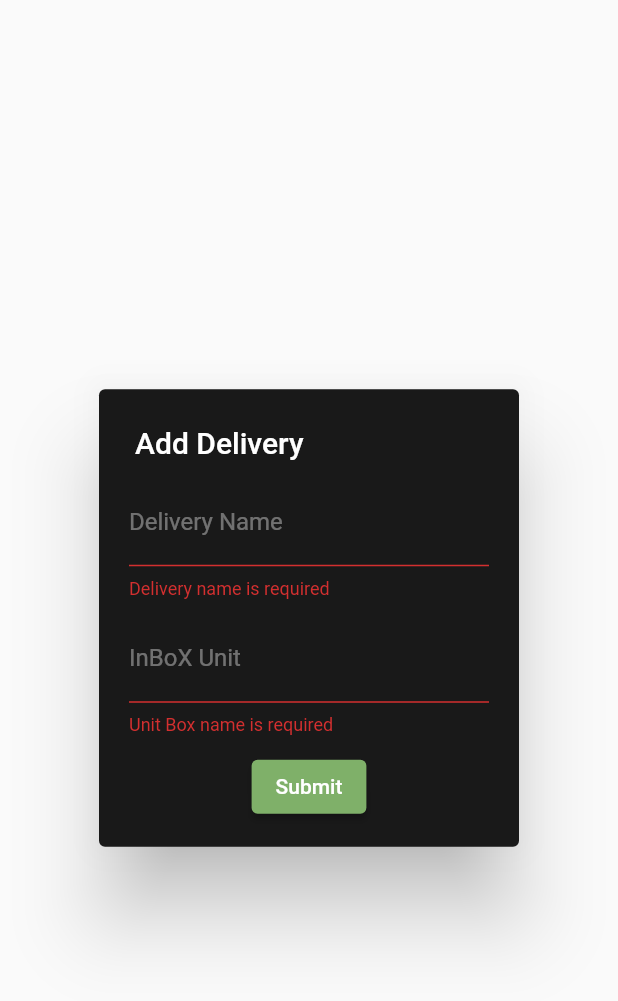
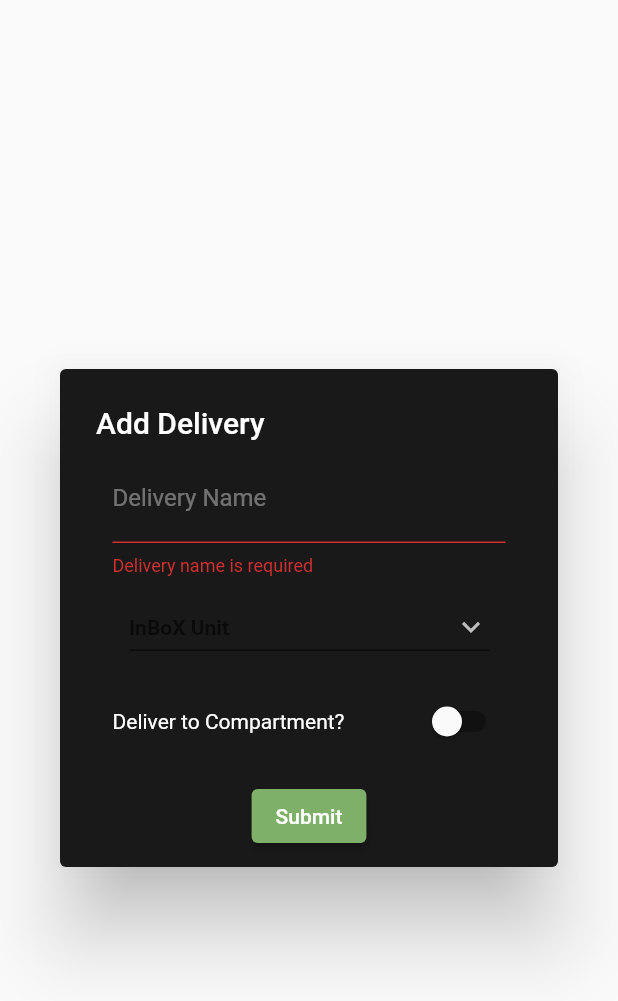
Before and after one commit to SDP-2023-G8/InBoX-app, a Flutter app: the AddDelivery widget shown alone on an empty page, opened directly, after a tap on "Submit", on a phone screen of 412 x 824 dp. Shown: the top 1001 px of the screen. Run offline on Flutter 3.47's test engine with Material 2 defaults, Android fonts, the phone set to English and light mode, and no system bars; our stand-ins replace flutter_local_notifications, flutter_secure_storage, flutter_speed_dial, flutter_svg, google_fonts, local_auth and 2 more; missing offline and left inert: flutter_mjpeg, flutter_verification_code, mic_stream; accounts and stored records are empty; network calls fail.

Commit message:
Working Final Version

```diff
--- a/inbox_app/lib/components/add_delivery.dart
+++ b/inbox_app/lib/components/add_delivery.dart
@@ -3,6 +3,7 @@ import 'package:crypto/crypto.dart';
 import 'package:flutter/material.dart';
 import 'package:flutter_secure_storage/flutter_secure_storage.dart';
 import 'package:inbox_app/constants/constants.dart';
+import 'package:inbox_app/pages/homepage.dart';
 import 'package:http/http.dart' as http;
 
 class AddDelivery extends StatefulWidget {
@@ -14,31 +15,42 @@ class AddDelivery extends StatefulWidget {
 
 class _AddDeliveryFromState extends State<AddDelivery> {
   String deliveryName = "";
+  int deliveryIndex = 0;
+  String compartmentUnit = "";
+  int compartmentIndex = 0;
   String deliveryUnit = "";
   String? apiKey = "";
   String? userEmail = "";
+  bool deliverToCompartment = false;
+  List<UnitData> _units = [];
   final _formKey = GlobalKey<FormState>();
 
   @override
   void initState() {
     super.initState();
-    loadApiKey();
+    loadVariables();
   }
 
-  Future<void> loadApiKey() async {
+  Future<void> loadVariables() async {
     const storage = FlutterSecureStorage();
     apiKey = await storage.read(key: "jwt");
     userEmail = await storage.read(key: "email");
+
+    var url = Uri.http(REST_ENDPOINT, '/api/v1/units/$userEmail');
+    var response =
+        await http.get(url, headers: {'Authorization': "Bearer: $apiKey"});
+    Iterable l = json.decode(response.body);
+    _units = (l as List).map((data) => UnitData.fromJson(data)).toList();
+    setState(() {});
   }
 
   @override
   Widget build(BuildContext context) {
-    DateTime currentDate = DateTime.now();
-    DateTime lastDate =
-        DateTime(currentDate.year + 1, currentDate.month, currentDate.day);
     return SimpleDialog(
       title: const Text('Add Delivery', style: TextStyle(color: Colors.white)),
       backgroundColor: PRIMARY_BLACK,
+      contentPadding:
+          const EdgeInsets.symmetric(horizontal: 15.0, vertical: 10.0),
       children: [
         Form(
           key: _formKey,
@@ -63,21 +75,88 @@ class _AddDeliveryFromState extends State<AddDelivery> {
                   },
                 ),
                 const SizedBox(height: 10.0),
-                TextFormField(
-                    onSaved: (String? value) {
-                      deliveryUnit = value!;
-                    },
-                    style: const TextStyle(color: Colors.white),
-                    decoration: const InputDecoration(
-                        labelText: 'InBoX Unit',
-                        labelStyle: TextStyle(color: Colors.white38)),
-                    validator: (unit) {
-                      if (unit == null || unit.isEmpty) {
-                        return "Unit Box name is required";
-                      }
-                      return null;
-                    }),
-                const SizedBox(height: 10.0),
+                SizedBox(
+                  width: 240,
+                  child: DropdownButton(
+                      isExpanded: true,
+                      value: 0,
+                      items: _units.asMap().entries.map((u) {
+                        return DropdownMenuItem(
+                            value: u.key, child: Text(u.value.name));
+                      }).toList(),
+                      icon: const Icon(Icons.keyboard_arrow_down),
+                      hint: const Text("InBoX Unit",
+                          style: TextStyle(fontWeight: FontWeight.w600)),
+                      style: const TextStyle(color: Colors.white),
+                      underline: Container(
+                        height: 1,
+                        color: Colors.black.withAlpha(120),
+                      ),
+                      dropdownColor: PRIMARY_GREEN,
+                      onChanged: (value) {
+                        setState(() {
+                          deliveryUnit = _units[value!].name;
+                          deliveryIndex = value;
+                        });
+                      }),
+                ),
+                const SizedBox(height: 15.0),
+                Row(
+                  mainAxisAlignment: MainAxisAlignment.spaceBetween,
+                  children: <Widget>[
+                    const Text(
+                      "Deliver to Compartment?",
+                      style: TextStyle(fontSize: 14, color: Colors.white),
+                    ),
+                    Switch(
+                      value: deliverToCompartment,
+                      activeColor: PRIMARY_GREEN,
+                      onChanged: (value) {
+                        setState(() {
+                          deliverToCompartment = value;
+                        });
+                      },
+                    ),
+                  ],
+                ),
+                const SizedBox(height: 15.0),
+                if (deliverToCompartment)
+                  SizedBox(
+                    width: 240,
+                    child: DropdownButton(
+                        isExpanded: true,
+                        value: compartmentIndex,
+                        items: _units[deliveryIndex]
+                            .compartments
+                            .asMap()
+                            .entries
+                            .map((c) {
+                          return DropdownMenuItem(
+                              value: c.key,
+                              child: Text(c.value.compartmentName));
+                        }).toList(),
+                        icon: const Icon(Icons.keyboard_arrow_down),
+                        hint: const Text("InBoX Unit",
+                            style: TextStyle(fontWeight: FontWeight.w600)),
+                        style: const TextStyle(color: Colors.white),
+                        underline: Container(
+                          height: 1,
+                          color: Colors.black.withAlpha(120),
+                        ),
+                        dropdownColor: PRIMARY_GREEN,
+                        onChanged: (value) {
+                          setState(() {
+                            compartmentUnit = _units[deliveryIndex]
+                                .compartments[value!]
+                                .compartmentName;
+
+                            compartmentIndex = value;
+                          });
+                        }),
+                  ),
+                deliverToCompartment
+                    ? const SizedBox(height: 15.0)
+                    : const SizedBox(height: 0),
                 ElevatedButton(
                   onPressed: () async {
                     if (_formKey.currentState!.validate()) {
@@ -88,8 +167,11 @@ class _AddDeliveryFromState extends State<AddDelivery> {
                         "email": userEmail,
                         "deliveryName": deliveryName,
                         "unit": deliveryUnit,
-                        "hashCode":
-                            sha256.convert(utf8.encode(deliveryName)).toString()
+                        "compartment": compartmentUnit,
+                        "hashCode": sha256
+                            .convert(utf8.encode(deliveryName))
+                            .toString()
+                            .substring(0, 15)
                       };
                       http
                           .post(url,
--- a/inbox_app/lib/components/box_compartment.dart
+++ b/inbox_app/lib/components/box_compartment.dart
@@ -116,6 +116,7 @@ class _BoxCompartmentState extends State<BoxCompartment> {
               )
             ],
           )),
+      if (widget.free)
         Positioned(
           top: 20,
           left: 20,
--- a/inbox_app/lib/components/delivery.dart
+++ b/inbox_app/lib/components/delivery.dart
@@ -18,6 +18,7 @@ class DeliveryData {
   final bool scanned;
   final bool delivered;
   final String unit;
+  final String compartment;
   final String url;
 
   DeliveryData(
@@ -30,6 +31,7 @@ class DeliveryData {
       required this.scanned,
       required this.delivered,
       required this.unit,
+      required this.compartment,
       required this.url});
 
   factory DeliveryData.fromJson(Map<String, dynamic> json) {
@@ -43,6 +45,7 @@ class DeliveryData {
         scanned: json["scanned"],
         delivered: json["delivered"],
         unit: json["unit"],
+        compartment: json["compartment"],
         url: json["url"]);
   }
 }
@@ -150,7 +153,10 @@ class _DeliveryState extends State<Delivery> {
                         const Text('Unit: ',
                             style: TextStyle(color: Colors.white)),
                         const SizedBox(width: 5.0),
-                        Text(_unit,
+                        Text(
+                            widget.data.compartment != ""
+                                ? "$_unit (${widget.data.compartment})"
+                                : _unit,
                             style: TextStyle(
                                 color:
                                     _delivered ? PRIMARY_GREEN : PRIMARY_YELLOW,
--- a/inbox_app/lib/components/pop_ups.dart
+++ b/inbox_app/lib/components/pop_ups.dart
@@ -189,7 +189,10 @@ class DeliveryProofPopup extends StatelessWidget {
         mainAxisSize: MainAxisSize.min,
         children: [
           Center(
-            child: Image.memory(Uint8List.fromList(base64.decode(imageData))),
+            child: imageData != ""
+                ? Image.memory(Uint8List.fromList(base64.decode(imageData)))
+                : const Text("No Delivery Proof Image Submitted",
+                    style: TextStyle(color: Colors.white, fontSize: 18)),
           ),
         ],
       ),
--- a/inbox_app/lib/pages/homepage.dart
+++ b/inbox_app/lib/pages/homepage.dart
@@ -230,7 +230,7 @@ class _HomeScreenState extends State<HomeScreen> {
                                 mainAxisAlignment: MainAxisAlignment.center,
                                 children: [
                                   SizedBox(
-                                      width: 100,
+                                      width: 110,
                                       child: TextField(
                                           controller: _titleController,
                                           decoration: const InputDecoration(
```
Lines whose indentation alone changed are shown as unchanged.
